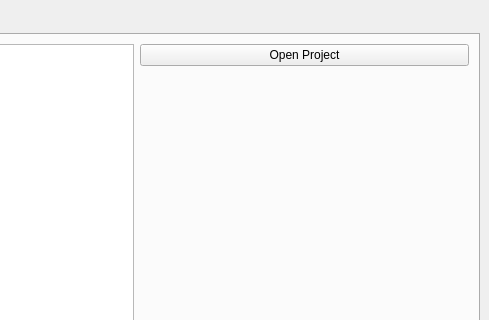
This is Neo/ProjectManager/src/qt/mainwindow.ui in Sponk/NeoEditor as Qt 5 draws it before an edit; both pictures show x 215 to 704 and y 0 to 320 of the 704 by 510 pixel window. The edited form follows.
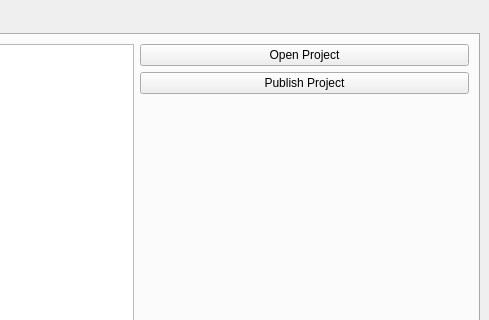
This is the edited form.

Commit message: + Added publishing UI to the project manager

```diff
--- a/Neo/ProjectManager/src/qt/mainwindow.ui
+++ b/Neo/ProjectManager/src/qt/mainwindow.ui
@@ -68,6 +68,13 @@
               </property>
              </widget>
             </item>
+            <item>
+             <widget class="QPushButton" name="pushButton_7">
+              <property name="text">
+               <string>Publish Project</string>
+              </property>
+             </widget>
+            </item>
             <item>
              <spacer name="horizontalSpacer">
               <property name="orientation">
```
Left out of the diff: 19 changed lines with no effect on the pictures. The commit also changes 4 other files.
